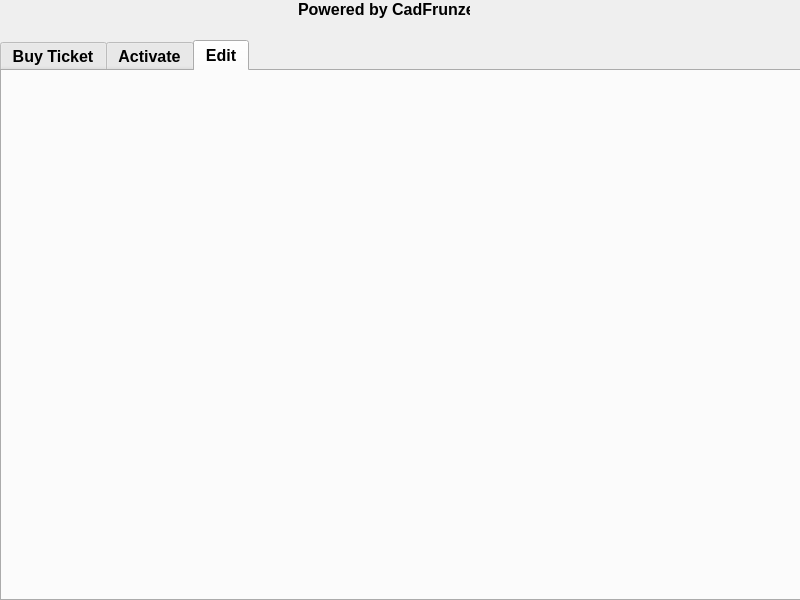
Above: ui/Gui.ui from cadfrunze/ticketing before the change. Below: the same form after it.
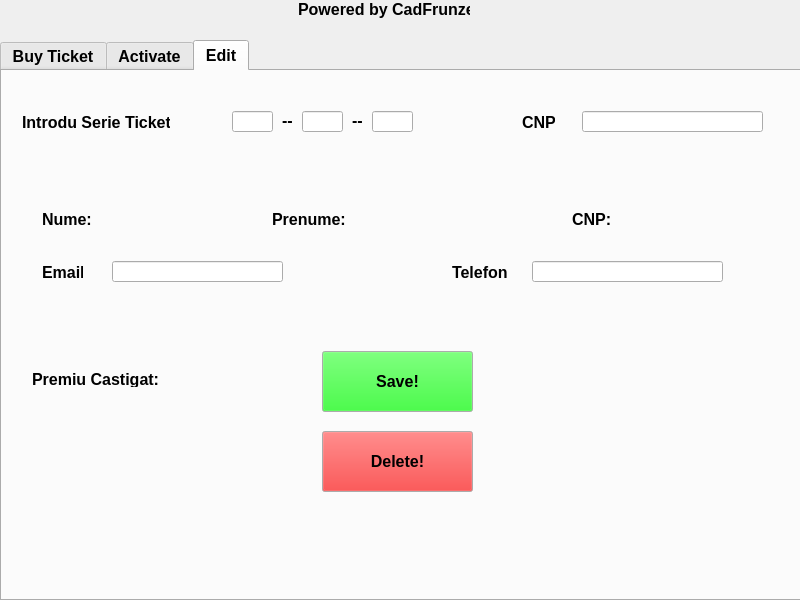
That is the form after the change. The open tabs and pages were chosen to show the change.

```diff
--- a/ui/Gui.ui
+++ b/ui/Gui.ui
@@ -465,6 +465,330 @@
      <attribute name="title">
       <string>Edit</string>
      </attribute>
+     <widget class="QLabel" name="label_18">
+      <property name="geometry">
+       <rect>
+        <x>20</x>
+        <y>40</y>
+        <width>148</width>
+        <height>22</height>
+       </rect>
+      </property>
+      <property name="text">
+       <string>Introdu Serie Ticket</string>
+      </property>
+     </widget>
+     <widget class="QLineEdit" name="tab3TfSerie1">
+      <property name="geometry">
+       <rect>
+        <x>230</x>
+        <y>40</y>
+        <width>41</width>
+        <height>21</height>
+       </rect>
+      </property>
+      <property name="maxLength">
+       <number>3</number>
+      </property>
+     </widget>
+     <widget class="QLineEdit" name="tab3TfSerie3">
+      <property name="geometry">
+       <rect>
+        <x>370</x>
+        <y>40</y>
+        <width>41</width>
+        <height>21</height>
+       </rect>
+      </property>
+      <property name="maxLength">
+       <number>3</number>
+      </property>
+     </widget>
+     <widget class="QLabel" name="label_19">
+      <property name="geometry">
+       <rect>
+        <x>280</x>
+        <y>40</y>
+        <width>13</width>
+        <height>22</height>
+       </rect>
+      </property>
+      <property name="text">
+       <string>--</string>
+      </property>
+      <property name="alignment">
+       <set>Qt::AlignLeading|Qt::AlignLeft|Qt::AlignTop</set>
+      </property>
+     </widget>
+     <widget class="QLabel" name="label_20">
+      <property name="geometry">
+       <rect>
+        <x>350</x>
+        <y>40</y>
+        <width>13</width>
+        <height>22</height>
+       </rect>
+      </property>
+      <property name="text">
+       <string>--</string>
+      </property>
+      <property name="alignment">
+       <set>Qt::AlignLeading|Qt::AlignLeft|Qt::AlignTop</set>
+      </property>
+     </widget>
+     <widget class="QLabel" name="label_21">
+      <property name="geometry">
+       <rect>
+        <x>520</x>
+        <y>40</y>
+        <width>33</width>
+        <height>22</height>
+       </rect>
+      </property>
+      <property name="text">
+       <string>CNP</string>
+      </property>
+     </widget>
+     <widget class="QLineEdit" name="tab3TfSerie2">
+      <property name="geometry">
+       <rect>
+        <x>300</x>
+        <y>40</y>
+        <width>41</width>
+        <height>21</height>
+       </rect>
+      </property>
+      <property name="maxLength">
+       <number>3</number>
+      </property>
+     </widget>
+     <widget class="QLineEdit" name="tab3TfCnp">
+      <property name="geometry">
+       <rect>
+        <x>580</x>
+        <y>40</y>
+        <width>181</width>
+        <height>21</height>
+       </rect>
+      </property>
+     </widget>
+     <widget class="QWidget" name="tab3Panel" native="true">
+      <property name="geometry">
+       <rect>
+        <x>20</x>
+        <y>110</y>
+        <width>751</width>
+        <height>391</height>
+       </rect>
+      </property>
+      <widget class="QLabel" name="tab3LbNume">
+       <property name="geometry">
+        <rect>
+         <x>20</x>
+         <y>30</y>
+         <width>181</width>
+         <height>16</height>
+        </rect>
+       </property>
+       <property name="text">
+        <string>Nume: </string>
+       </property>
+      </widget>
+      <widget class="QLabel" name="tab3LbPrenume">
+       <property name="geometry">
+        <rect>
+         <x>250</x>
+         <y>30</y>
+         <width>281</width>
+         <height>16</height>
+        </rect>
+       </property>
+       <property name="text">
+        <string>Prenume:</string>
+       </property>
+      </widget>
+      <widget class="QLabel" name="tab3LbCnp">
+       <property name="geometry">
+        <rect>
+         <x>550</x>
+         <y>30</y>
+         <width>191</width>
+         <height>16</height>
+        </rect>
+       </property>
+       <property name="text">
+        <string>CNP: </string>
+       </property>
+      </widget>
+      <widget class="QLabel" name="label_24">
+       <property name="geometry">
+        <rect>
+         <x>20</x>
+         <y>80</y>
+         <width>41</width>
+         <height>22</height>
+        </rect>
+       </property>
+       <property name="text">
+        <string>Email</string>
+       </property>
+       <property name="textFormat">
+        <enum>Qt::PlainText</enum>
+       </property>
+      </widget>
+      <widget class="QLabel" name="label_25">
+       <property name="geometry">
+        <rect>
+         <x>430</x>
+         <y>80</y>
+         <width>56</width>
+         <height>22</height>
+        </rect>
+       </property>
+       <property name="text">
+        <string>Telefon</string>
+       </property>
+      </widget>
+      <widget class="QLineEdit" name="tab3TfEmail">
+       <property name="geometry">
+        <rect>
+         <x>90</x>
+         <y>80</y>
+         <width>171</width>
+         <height>21</height>
+        </rect>
+       </property>
+      </widget>
+      <widget class="QLineEdit" name="tab3TfTelefon">
+       <property name="geometry">
+        <rect>
+         <x>510</x>
+         <y>80</y>
+         <width>191</width>
+         <height>21</height>
+        </rect>
+       </property>
+      </widget>
+      <widget class="QPushButton" name="tab3ButSave">
+       <property name="geometry">
+        <rect>
+         <x>300</x>
+         <y>170</y>
+         <width>151</width>
+         <height>61</height>
+        </rect>
+       </property>
+       <property name="palette">
+        <palette>
+         <active>
+          <colorrole role="Button">
+           <brush brushstyle="SolidPattern">
+            <color alpha="255">
+             <red>0</red>
+             <green>255</green>
+             <blue>0</blue>
+            </color>
+           </brush>
+          </colorrole>
+         </active>
+         <inactive>
+          <colorrole role="Button">
+           <brush brushstyle="SolidPattern">
+            <color alpha="255">
+             <red>0</red>
+             <green>255</green>
+             <blue>0</blue>
+            </color>
+           </brush>
+          </colorrole>
+         </inactive>
+         <disabled>
+          <colorrole role="Button">
+           <brush brushstyle="SolidPattern">
+            <color alpha="255">
+             <red>0</red>
+             <green>255</green>
+             <blue>0</blue>
+            </color>
+           </brush>
+          </colorrole>
+         </disabled>
+        </palette>
+       </property>
+       <property name="cursor">
+        <cursorShape>OpenHandCursor</cursorShape>
+       </property>
+       <property name="text">
+        <string>Save!</string>
+       </property>
+      </widget>
+      <widget class="QPushButton" name="tab3ButDelete">
+       <property name="geometry">
+        <rect>
+         <x>300</x>
+         <y>250</y>
+         <width>151</width>
+         <height>61</height>
+        </rect>
+       </property>
+       <property name="palette">
+        <palette>
+         <active>
+          <colorrole role="Button">
+           <brush brushstyle="SolidPattern">
+            <color alpha="255">
+             <red>255</red>
+             <green>0</green>
+             <blue>0</blue>
+            </color>
+           </brush>
+          </colorrole>
+         </active>
+         <inactive>
+          <colorrole role="Button">
+           <brush brushstyle="SolidPattern">
+            <color alpha="255">
+             <red>255</red>
+             <green>0</green>
+             <blue>0</blue>
+            </color>
+           </brush>
+          </colorrole>
+         </inactive>
+         <disabled>
+          <colorrole role="Button">
+           <brush brushstyle="SolidPattern">
+            <color alpha="255">
+             <red>255</red>
+             <green>0</green>
+             <blue>0</blue>
+            </color>
+           </brush>
+          </colorrole>
+         </disabled>
+        </palette>
+       </property>
+       <property name="cursor">
+        <cursorShape>OpenHandCursor</cursorShape>
+       </property>
+       <property name="text">
+        <string>Delete!</string>
+       </property>
+      </widget>
+      <widget class="QLabel" name="tab3LbPremiu">
+       <property name="geometry">
+        <rect>
+         <x>10</x>
+         <y>190</y>
+         <width>251</width>
+         <height>16</height>
+        </rect>
+       </property>
+       <property name="text">
+        <string>Premiu Castigat:</string>
+       </property>
+      </widget>
+     </widget>
     </widget>
    </widget>
   </widget>
```
Left out of the diff: 297 changed lines with no effect on the pictures.
